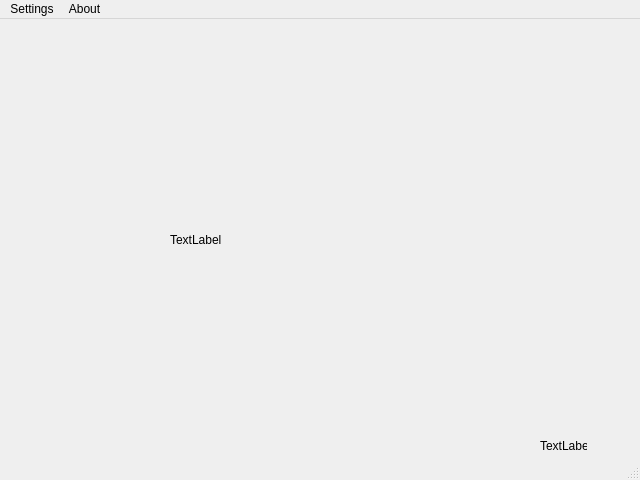
Before: the Qt Designer form GroundStation/main.ui in Charger-Rocket-Works-20-21/Payload-FSW, drawn with Qt 5.
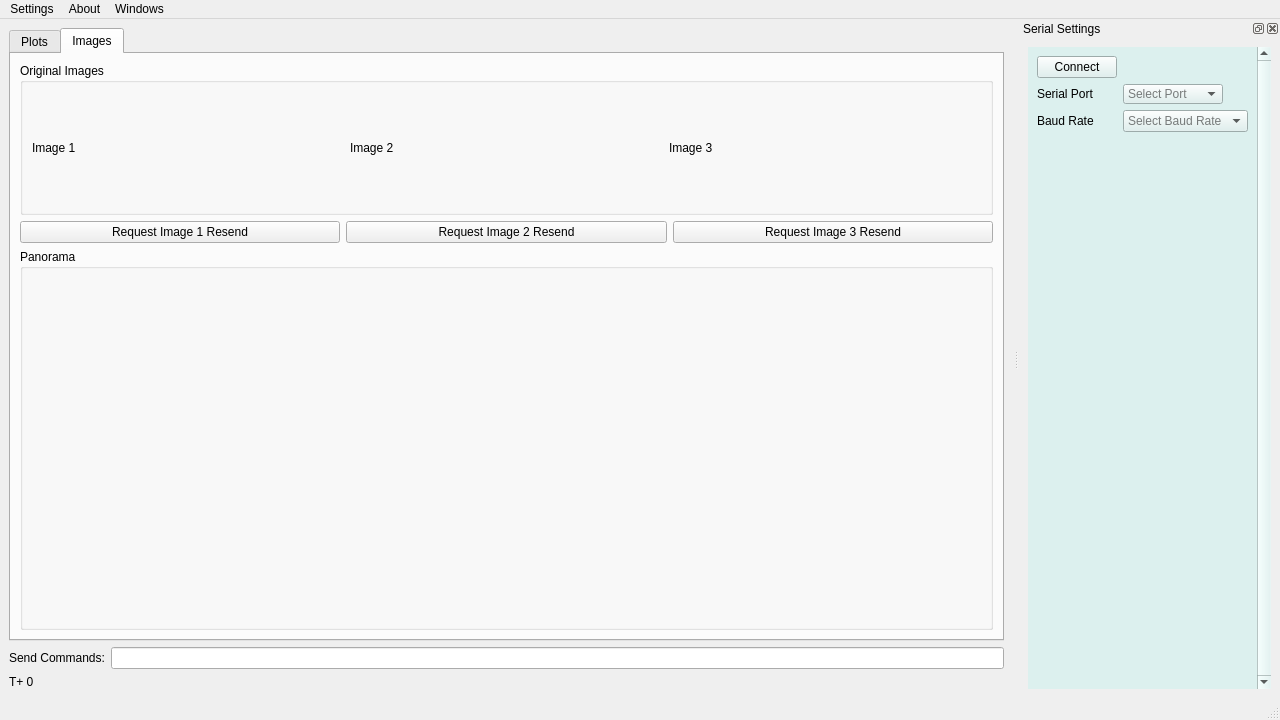
After: the same form once the commit is applied. The open tabs and pages were chosen to show the change. Icons and pictures are not drawn.

Commit message:
Added relevant settings for Serial
Added port selection and baud rate selection to UI

```diff
--- a/GroundStation/main.ui
+++ b/GroundStation/main.ui
@@ -6,47 +6,202 @@
    <rect>
     <x>0</x>
     <y>0</y>
-    <width>640</width>
-    <height>480</height>
+    <width>1280</width>
+    <height>720</height>
    </rect>
   </property>
+  <property name="sizePolicy">
+   <sizepolicy hsizetype="Expanding" vsizetype="Expanding">
+    <horstretch>0</horstretch>
+    <verstretch>0</verstretch>
+   </sizepolicy>
+  </property>
+  <property name="minimumSize">
+   <size>
+    <width>1280</width>
+    <height>720</height>
+   </size>
+  </property>
+  <property name="focusPolicy">
+   <enum>Qt::StrongFocus</enum>
+  </property>
   <property name="windowTitle">
    <string>MainWindow</string>
   </property>
   <widget class="QWidget" name="centralwidget">
-   <widget class="QLabel" name="missionTime">
-    <property name="geometry">
-     <rect>
-      <x>540</x>
-      <y>420</y>
-      <width>47</width>
-      <height>13</height>
-     </rect>
-    </property>
-    <property name="text">
-     <string>TextLabel</string>
-    </property>
-   </widget>
-   <widget class="QLabel" name="image">
-    <property name="geometry">
-     <rect>
-      <x>170</x>
-      <y>110</y>
-      <width>321</width>
-      <height>221</height>
-     </rect>
-    </property>
-    <property name="text">
-     <string>TextLabel</string>
-    </property>
-   </widget>
+   <layout class="QGridLayout" name="gridLayout_3">
+    <item row="2" column="0">
+     <widget class="QLabel" name="missionTime">
+      <property name="text">
+       <string>T+ 0</string>
+      </property>
+     </widget>
+    </item>
+    <item row="0" column="0">
+     <widget class="QTabWidget" name="tabWidget">
+      <property name="sizePolicy">
+       <sizepolicy hsizetype="Expanding" vsizetype="Expanding">
+        <horstretch>0</horstretch>
+        <verstretch>0</verstretch>
+       </sizepolicy>
+      </property>
+      <property name="currentIndex">
+       <number>0</number>
+      </property>
+      <widget class="QWidget" name="tab_3">
+       <attribute name="title">
+        <string>Plots</string>
+       </attribute>
+       <layout class="QGridLayout" name="gridLayout_4">
+        <item row="0" column="0">
+         <widget class="QWidget" name="widget" native="true"/>
+        </item>
+        <item row="0" column="1">
+         <widget class="QWidget" name="widget_3" native="true"/>
+        </item>
+        <item row="1" column="0">
+         <widget class="QWidget" name="widget_2" native="true"/>
+        </item>
+        <item row="1" column="1">
+         <widget class="QWidget" name="widget_4" native="true"/>
+        </item>
+       </layout>
+      </widget>
+      <widget class="QWidget" name="image_tab">
+       <attribute name="title">
+        <string>Images</string>
+       </attribute>
+       <layout class="QVBoxLayout" name="verticalLayout_3">
+        <item>
+         <widget class="QGroupBox" name="groupBox">
+          <property name="sizePolicy">
+           <sizepolicy hsizetype="Preferred" vsizetype="Minimum">
+            <horstretch>0</horstretch>
+            <verstretch>0</verstretch>
+           </sizepolicy>
+          </property>
+          <property name="minimumSize">
+           <size>
+            <width>0</width>
+            <height>152</height>
+           </size>
+          </property>
+          <property name="title">
+           <string>Original Images</string>
+          </property>
+          <layout class="QHBoxLayout" name="horizontalLayout">
+           <item>
+            <widget class="QLabel" name="image0">
+             <property name="text">
+              <string>Image 1</string>
+             </property>
+            </widget>
+           </item>
+           <item>
+            <widget class="QLabel" name="image1">
+             <property name="text">
+              <string>Image 2</string>
+             </property>
+            </widget>
+           </item>
+           <item>
+            <widget class="QLabel" name="image2">
+             <property name="text">
+              <string>Image 3</string>
+             </property>
+            </widget>
+           </item>
+          </layout>
+         </widget>
+        </item>
+        <item>
+         <layout class="QHBoxLayout" name="horizontalLayout_2">
+          <item>
+           <widget class="QPushButton" name="pushButton_resend1">
+            <property name="text">
+             <string>Request Image 1 Resend</string>
+            </property>
+           </widget>
+          </item>
+          <item>
+           <widget class="QPushButton" name="pushButton_resend2">
+            <property name="text">
+             <string>Request Image 2 Resend</string>
+            </property>
+           </widget>
+          </item>
+          <item>
+           <widget class="QPushButton" name="pushButton_resend3">
+            <property name="sizePolicy">
+             <sizepolicy hsizetype="Preferred" vsizetype="Fixed">
+              <horstretch>0</horstretch>
+              <verstretch>0</verstretch>
+             </sizepolicy>
+            </property>
+            <property name="text">
+             <string>Request Image 3 Resend</string>
+            </property>
+           </widget>
+          </item>
+         </layout>
+        </item>
+        <item>
+         <widget class="QGroupBox" name="groupBox_2">
+          <property name="sizePolicy">
+           <sizepolicy hsizetype="MinimumExpanding" vsizetype="MinimumExpanding">
+            <horstretch>0</horstretch>
+            <verstretch>0</verstretch>
+           </sizepolicy>
+          </property>
+          <property name="title">
+           <string>Panorama</string>
+          </property>
+          <layout class="QGridLayout" name="gridLayout_5">
+           <item row="0" column="0">
+            <widget class="QLabel" name="image3">
+             <property name="text">
+              <string/>
+             </property>
+            </widget>
+           </item>
+          </layout>
+         </widget>
+        </item>
+       </layout>
+      </widget>
+     </widget>
+    </item>
+    <item row="1" column="0">
+     <layout class="QHBoxLayout" name="horizontalLayout_3">
+      <property name="sizeConstraint">
+       <enum>QLayout::SetMinimumSize</enum>
+      </property>
+      <item>
+       <widget class="QLabel" name="label_3">
+        <property name="sizePolicy">
+         <sizepolicy hsizetype="Preferred" vsizetype="Minimum">
+          <horstretch>0</horstretch>
+          <verstretch>0</verstretch>
+         </sizepolicy>
+        </property>
+        <property name="text">
+         <string>Send Commands:</string>
+        </property>
+       </widget>
+      </item>
+      <item>
+       <widget class="QLineEdit" name="lineEdit"/>
+      </item>
+     </layout>
+    </item>
+   </layout>
   </widget>
   <widget class="QMenuBar" name="menubar">
    <property name="geometry">
     <rect>
      <x>0</x>
      <y>0</y>
-     <width>640</width>
+     <width>1280</width>
      <height>21</height>
     </rect>
    </property>
@@ -60,10 +215,612 @@
      <string>About</string>
     </property>
    </widget>
+   <widget class="QMenu" name="menuWindows">
+    <property name="title">
+     <string>Windows</string>
+    </property>
+    <addaction name="actionToggle_Serial_Settings_Dock"/>
+   </widget>
    <addaction name="menuSettings"/>
    <addaction name="menuAbout"/>
+   <addaction name="menuWindows"/>
   </widget>
   <widget class="QStatusBar" name="statusbar"/>
+  <widget class="QDockWidget" name="dockSerialSettings">
+   <property name="minimumSize">
+    <size>
+     <width>89</width>
+     <height>400</height>
+    </size>
+   </property>
+   <property name="palette">
+    <palette>
+     <active>
+      <colorrole role="WindowText">
+       <brush brushstyle="SolidPattern">
+        <color alpha="255">
+         <red>0</red>
+         <green>0</green>
+         <blue>0</blue>
+        </color>
+       </brush>
+      </colorrole>
+      <colorrole role="Button">
+       <brush brushstyle="SolidPattern">
+        <color alpha="255">
+         <red>220</red>
+         <green>240</green>
+         <blue>238</blue>
+        </color>
+       </brush>
+      </colorrole>
+      <colorrole role="Light">
+       <brush brushstyle="SolidPattern">
+        <color alpha="255">
+         <red>255</red>
+         <green>255</green>
+         <blue>255</blue>
+        </color>
+       </brush>
+      </colorrole>
+      <colorrole role="Midlight">
+       <brush brushstyle="SolidPattern">
+        <color alpha="255">
+         <red>237</red>
+         <green>247</green>
+         <blue>246</blue>
+        </color>
+       </brush>
+      </colorrole>
+      <colorrole role="Dark">
+       <brush brushstyle="SolidPattern">
+        <color alpha="255">
+         <red>110</red>
+         <green>120</green>
+         <blue>119</blue>
+        </color>
+       </brush>
+      </colorrole>
+      <colorrole role="Mid">
+       <brush brushstyle="SolidPattern">
+        <color alpha="255">
+         <red>147</red>
+         <green>160</green>
+         <blue>159</blue>
+        </color>
+       </brush>
+      </colorrole>
+      <colorrole role="Text">
+       <brush brushstyle="SolidPattern">
+        <color alpha="255">
+         <red>0</red>
+         <green>0</green>
+         <blue>0</blue>
+        </color>
+       </brush>
+      </colorrole>
+      <colorrole role="BrightText">
+       <brush brushstyle="SolidPattern">
+        <color alpha="255">
+         <red>255</red>
+         <green>255</green>
+         <blue>255</blue>
+        </color>
+       </brush>
+      </colorrole>
+      <colorrole role="ButtonText">
+       <brush brushstyle="SolidPattern">
+        <color alpha="255">
+         <red>0</red>
+         <green>0</green>
+         <blue>0</blue>
+        </color>
+       </brush>
+      </colorrole>
+      <colorrole role="Base">
+       <brush brushstyle="SolidPattern">
+        <color alpha="255">
+         <red>255</red>
+         <green>255</green>
+         <blue>255</blue>
+        </color>
+       </brush>
+      </colorrole>
+      <colorrole role="Window">
+       <brush brushstyle="SolidPattern">
+        <color alpha="255">
+         <red>220</red>
+         <green>240</green>
+         <blue>238</blue>
+        </color>
+       </brush>
+      </colorrole>
+      <colorrole role="Shadow">
+       <brush brushstyle="SolidPattern">
+        <color alpha="255">
+         <red>0</red>
+         <green>0</green>
+         <blue>0</blue>
+        </color>
+       </brush>
+      </colorrole>
+      <colorrole role="AlternateBase">
+       <brush brushstyle="SolidPattern">
+        <color alpha="255">
+         <red>237</red>
+         <green>247</green>
+         <blue>246</blue>
+        </color>
+       </brush>
+      </colorrole>
+      <colorrole role="ToolTipBase">
+       <brush brushstyle="SolidPattern">
+        <color alpha="255">
+         <red>255</red>
+         <green>255</green>
+         <blue>220</blue>
+        </color>
+       </brush>
+      </colorrole>
+      <colorrole role="ToolTipText">
+       <brush brushstyle="SolidPattern">
+        <color alpha="255">
+         <red>0</red>
+         <green>0</green>
+         <blue>0</blue>
+        </color>
+       </brush>
+      </colorrole>
+      <colorrole role="PlaceholderText">
+       <brush brushstyle="SolidPattern">
+        <color alpha="128">
+         <red>0</red>
+         <green>0</green>
+         <blue>0</blue>
+        </color>
+       </brush>
+      </colorrole>
+     </active>
+     <inactive>
+      <colorrole role="WindowText">
+       <brush brushstyle="SolidPattern">
+        <color alpha="255">
+         <red>0</red>
+         <green>0</green>
+         <blue>0</blue>
+        </color>
+       </brush>
+      </colorrole>
+      <colorrole role="Button">
+       <brush brushstyle="SolidPattern">
+        <color alpha="255">
+         <red>220</red>
+         <green>240</green>
+         <blue>238</blue>
+        </color>
+       </brush>
+      </colorrole>
+      <colorrole role="Light">
+       <brush brushstyle="SolidPattern">
+        <color alpha="255">
+         <red>255</red>
+         <green>255</green>
+         <blue>255</blue>
+        </color>
+       </brush>
+      </colorrole>
+      <colorrole role="Midlight">
+       <brush brushstyle="SolidPattern">
+        <color alpha="255">
+         <red>237</red>
+         <green>247</green>
+         <blue>246</blue>
+        </color>
+       </brush>
+      </colorrole>
+      <colorrole role="Dark">
+       <brush brushstyle="SolidPattern">
+        <color alpha="255">
+         <red>110</red>
+         <green>120</green>
+         <blue>119</blue>
+        </color>
+       </brush>
+      </colorrole>
+      <colorrole role="Mid">
+       <brush brushstyle="SolidPattern">
+        <color alpha="255">
+         <red>147</red>
+         <green>160</green>
+         <blue>159</blue>
+        </color>
+       </brush>
+      </colorrole>
+      <colorrole role="Text">
+       <brush brushstyle="SolidPattern">
+        <color alpha="255">
+         <red>0</red>
+         <green>0</green>
+         <blue>0</blue>
+        </color>
+       </brush>
+      </colorrole>
+      <colorrole role="BrightText">
+       <brush brushstyle="SolidPattern">
+        <color alpha="255">
+         <red>255</red>
+         <green>255</green>
+         <blue>255</blue>
+        </color>
+       </brush>
+      </colorrole>
+      <colorrole role="ButtonText">
+       <brush brushstyle="SolidPattern">
+        <color alpha="255">
+         <red>0</red>
+         <green>0</green>
+         <blue>0</blue>
+        </color>
+       </brush>
+      </colorrole>
+      <colorrole role="Base">
+       <brush brushstyle="SolidPattern">
+        <color alpha="255">
+         <red>255</red>
+         <green>255</green>
+         <blue>255</blue>
+        </color>
+       </brush>
+      </colorrole>
+      <colorrole role="Window">
+       <brush brushstyle="SolidPattern">
+        <color alpha="255">
+         <red>220</red>
+         <green>240</green>
+         <blue>238</blue>
+        </color>
+       </brush>
+      </colorrole>
+      <colorrole role="Shadow">
+       <brush brushstyle="SolidPattern">
+        <color alpha="255">
+         <red>0</red>
+         <green>0</green>
+         <blue>0</blue>
+        </color>
+       </brush>
+      </colorrole>
+      <colorrole role="AlternateBase">
+       <brush brushstyle="SolidPattern">
+        <color alpha="255">
+         <red>237</red>
+         <green>247</green>
+         <blue>246</blue>
+        </color>
+       </brush>
+      </colorrole>
+      <colorrole role="ToolTipBase">
+       <brush brushstyle="SolidPattern">
+        <color alpha="255">
+         <red>255</red>
+         <green>255</green>
+         <blue>220</blue>
+        </color>
+       </brush>
+      </colorrole>
+      <colorrole role="ToolTipText">
+       <brush brushstyle="SolidPattern">
+        <color alpha="255">
+         <red>0</red>
+         <green>0</green>
+         <blue>0</blue>
+        </color>
+       </brush>
+      </colorrole>
+      <colorrole role="PlaceholderText">
+       <brush brushstyle="SolidPattern">
+        <color alpha="128">
+         <red>0</red>
+         <green>0</green>
+         <blue>0</blue>
+        </color>
+       </brush>
+      </colorrole>
+     </inactive>
+     <disabled>
+      <colorrole role="WindowText">
+       <brush brushstyle="SolidPattern">
+        <color alpha="255">
+         <red>110</red>
+         <green>120</green>
+         <blue>119</blue>
+        </color>
+       </brush>
+      </colorrole>
+      <colorrole role="Button">
+       <brush brushstyle="SolidPattern">
+        <color alpha="255">
+         <red>220</red>
+         <green>240</green>
+         <blue>238</blue>
+        </color>
+       </brush>
+      </colorrole>
+      <colorrole role="Light">
+       <brush brushstyle="SolidPattern">
+        <color alpha="255">
+         <red>255</red>
+         <green>255</green>
+         <blue>255</blue>
+        </color>
+       </brush>
+      </colorrole>
+      <colorrole role="Midlight">
+       <brush brushstyle="SolidPattern">
+        <color alpha="255">
+         <red>237</red>
+         <green>247</green>
+         <blue>246</blue>
+        </color>
+       </brush>
+      </colorrole>
+      <colorrole role="Dark">
+       <brush brushstyle="SolidPattern">
+        <color alpha="255">
+         <red>110</red>
+         <green>120</green>
+         <blue>119</blue>
+        </color>
+       </brush>
+      </colorrole>
+      <colorrole role="Mid">
+       <brush brushstyle="SolidPattern">
+        <color alpha="255">
+         <red>147</red>
+         <green>160</green>
+         <blue>159</blue>
+        </color>
+       </brush>
+      </colorrole>
+      <colorrole role="Text">
+       <brush brushstyle="SolidPattern">
+        <color alpha="255">
+         <red>110</red>
+         <green>120</green>
+         <blue>119</blue>
+        </color>
+       </brush>
+      </colorrole>
+      <colorrole role="BrightText">
+       <brush brushstyle="SolidPattern">
+        <color alpha="255">
+         <red>255</red>
+         <green>255</green>
+         <blue>255</blue>
+        </color>
+       </brush>
+      </colorrole>
+      <colorrole role="ButtonText">
+       <brush brushstyle="SolidPattern">
+        <color alpha="255">
+         <red>110</red>
+         <green>120</green>
+         <blue>119</blue>
+        </color>
+       </brush>
+      </colorrole>
+      <colorrole role="Base">
+       <brush brushstyle="SolidPattern">
+        <color alpha="255">
+         <red>220</red>
+         <green>240</green>
+         <blue>238</blue>
+        </color>
+       </brush>
+      </colorrole>
+      <colorrole role="Window">
+       <brush brushstyle="SolidPattern">
+        <color alpha="255">
+         <red>220</red>
+         <green>240</green>
+         <blue>238</blue>
+        </color>
+       </brush>
+      </colorrole>
+      <colorrole role="Shadow">
+       <brush brushstyle="SolidPattern">
+        <color alpha="255">
+         <red>0</red>
+         <green>0</green>
+         <blue>0</blue>
+        </color>
+       </brush>
+      </colorrole>
+      <colorrole role="AlternateBase">
+       <brush brushstyle="SolidPattern">
+        <color alpha="255">
+         <red>220</red>
+         <green>240</green>
+         <blue>238</blue>
+        </color>
+       </brush>
+      </colorrole>
+      <colorrole role="ToolTipBase">
+       <brush brushstyle="SolidPattern">
+        <color alpha="255">
+         <red>255</red>
+         <green>255</green>
+         <blue>220</blue>
+        </color>
+       </brush>
+      </colorrole>
+      <colorrole role="ToolTipText">
+       <brush brushstyle="SolidPattern">
+        <color alpha="255">
+         <red>0</red>
+         <green>0</green>
+         <blue>0</blue>
+        </color>
+       </brush>
+      </colorrole>
+      <colorrole role="PlaceholderText">
+       <brush brushstyle="SolidPattern">
+        <color alpha="128">
+         <red>0</red>
+         <green>0</green>
+         <blue>0</blue>
+        </color>
+       </brush>
+      </colorrole>
+     </disabled>
+    </palette>
+   </property>
+   <property name="floating">
+    <bool>false</bool>
+   </property>
+   <property name="windowTitle">
+    <string>Serial Settings</string>
+   </property>
+   <attribute name="dockWidgetArea">
+    <number>2</number>
+   </attribute>
+   <widget class="QWidget" name="dockWidgetContents">
+    <layout class="QVBoxLayout" name="verticalLayout_2">
+     <item>
+      <layout class="QGridLayout" name="gridLayout">
+       <property name="sizeConstraint">
+        <enum>QLayout::SetNoConstraint</enum>
+       </property>
+       <item row="0" column="0">
+        <widget class="QScrollArea" name="scrollArea">
+         <property name="layoutDirection">
+          <enum>Qt::LeftToRight</enum>
+         </property>
+         <property name="frameShape">
+          <enum>QFrame::NoFrame</enum>
+         </property>
+         <property name="verticalScrollBarPolicy">
+          <enum>Qt::ScrollBarAlwaysOn</enum>
+         </property>
+         <property name="sizeAdjustPolicy">
+          <enum>QAbstractScrollArea::AdjustToContents</enum>
+         </property>
+         <property name="widgetResizable">
+          <bool>true</bool>
+         </property>
+         <widget class="QWidget" name="scrollAreaWidgetContents">
+          <property name="geometry">
+           <rect>
+            <x>0</x>
+            <y>0</y>
+            <width>179</width>
+            <height>637</height>
+           </rect>
+          </property>
+          <layout class="QVBoxLayout" name="verticalLayout">
+           <item>
+            <layout class="QGridLayout" name="gridLayout_2">
+             <item row="2" column="2">
+              <widget class="QComboBox" name="comboBox_portList">
+               <property name="minimumSize">
+                <size>
+                 <width>40</width>
+                 <height>20</height>
+                </size>
+               </property>
+               <property name="maximumSize">
+                <size>
+                 <width>100</width>
+                 <height>20</height>
+                </size>
+               </property>
+               <property name="acceptDrops">
+                <bool>false</bool>
+               </property>
+               <property name="toolTip">
+                <string>Select Serial Port</string>
+               </property>
+               <property name="editable">
+                <bool>false</bool>
+               </property>
+               <property name="currentText">
+                <string/>
+               </property>
+               <property name="sizeAdjustPolicy">
+                <enum>QComboBox::AdjustToContents</enum>
+               </property>
+               <property name="placeholderText">
+                <string>Select Port</string>
+               </property>
+              </widget>
+             </item>
+             <item row="2" column="0">
+              <widget class="QLabel" name="label">
+               <property name="text">
+                <string>Serial Port</string>
+               </property>
+              </widget>
+             </item>
+             <item row="4" column="0">
+              <spacer name="verticalSpacer">
+               <property name="orientation">
+                <enum>Qt::Vertical</enum>
+               </property>
+               <property name="sizeHint" stdset="0">
+                <size>
+                 <width>20</width>
+                 <height>40</height>
+                </size>
+               </property>
+              </spacer>
+             </item>
+             <item row="1" column="0">
+              <widget class="QPushButton" name="connectButton">
+               <property name="toolTip">
+                <string>Connect to Serial Port with Current Settings</string>
+               </property>
+               <property name="toolTipDuration">
+                <number>-5</number>
+               </property>
+               <property name="text">
+                <string>Connect</string>
+               </property>
+               <property name="checkable">
+                <bool>true</bool>
+               </property>
+               <property name="flat">
+                <bool>false</bool>
+               </property>
+              </widget>
+             </item>
+             <item row="3" column="0">
+              <widget class="QLabel" name="label_2">
+               <property name="text">
+                <string>Baud Rate</string>
+               </property>
+              </widget>
+             </item>
+             <item row="3" column="2">
+              <widget class="QComboBox" name="comboBox_baud">
+               <property name="toolTip">
+                <string>Select Baud Rate</string>
+               </property>
+               <property name="placeholderText">
+                <string>Select Baud Rate</string>
+               </property>
+              </widget>
+             </item>
+            </layout>
+           </item>
+          </layout>
+         </widget>
+        </widget>
+       </item>
+      </layout>
+     </item>
+    </layout>
+   </widget>
+  </widget>
   <action name="actionBaud_Rate">
    <property name="text">
     <string>Port ID</string>
```
Left out of the diff: 14 changed lines with no effect on the pictures. The commit also changes 33 other files.
